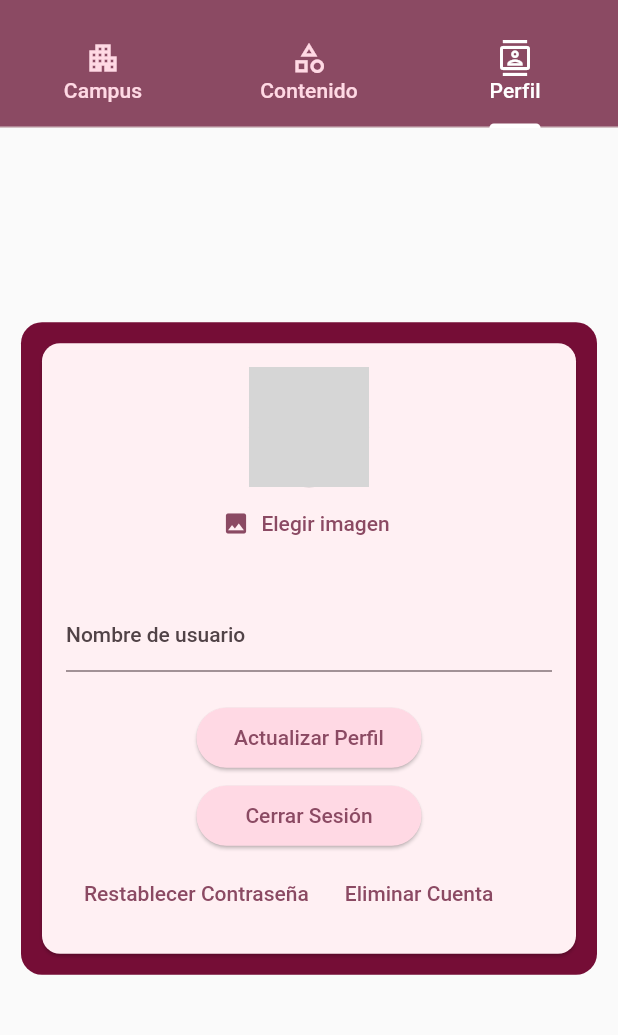
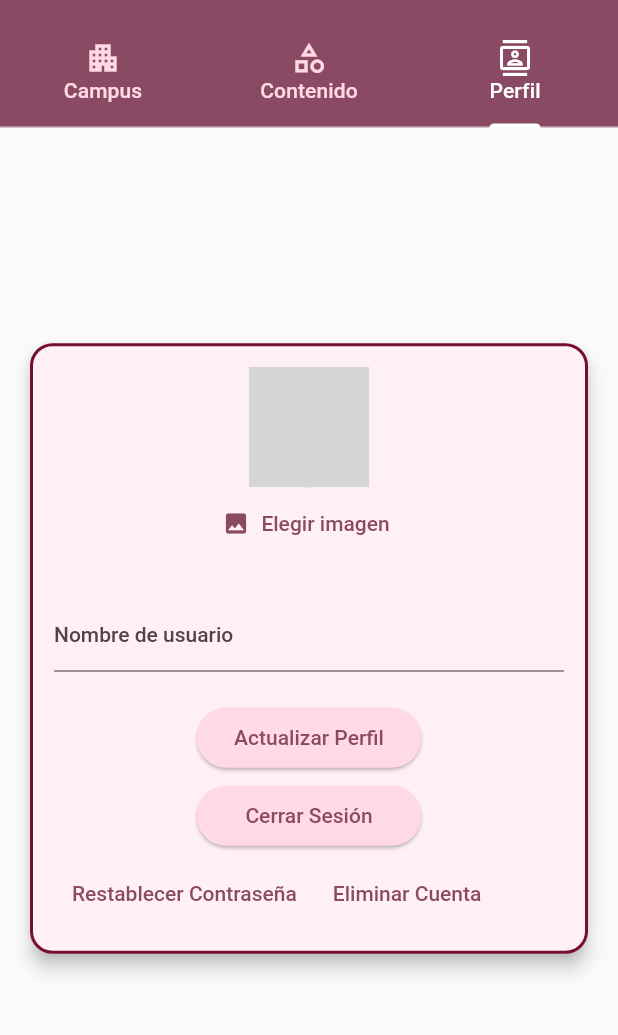
Before and after one commit to sabinelohnerv/Uni-Map-Project, a Flutter app: the screen it shows once a user with an empty profile is signed in, tab 3 chosen, after a tap on "Elegir imagen", on a phone screen of 412 x 824 dp, the part 67-1102 px from its top. Run offline on Flutter 3.47's test engine with Material 2 defaults, Android fonts, the light colour scheme and no system bars; our stand-ins replace cloud_firestore, firebase_auth, firebase_core, firebase_storage, flutter_bloc, google_maps_flutter and 2 more; accounts and stored records are empty; network calls fail; grey boxes are pictures that could not be loaded.

Commit message:
building card edition
building card edition

```diff
--- a/lib/screens/auth.dart
+++ b/lib/screens/auth.dart
@@ -215,7 +215,7 @@ class _AuthScreenState extends State<AuthScreen> {
                             obscureText: _obscureText,
                             validator: (value) {
                               if (value == null || !isValidPassword(value)) {
-                                return 'La contraseña debe tener al menos 8 caracteres.';
+                                return 'La contraseña debe tener al menos 8 caracteres,\n una mayúscula y un símbolo.';
                               }
                               _enteredPassword = value;
                               return null;
--- a/lib/screens/tab_screens/profile.dart
+++ b/lib/screens/tab_screens/profile.dart
@@ -99,14 +99,14 @@ class _ProfileState extends State<Profile> {
 
         return Center(
           child: SingleChildScrollView(
-            child: Container(
-              padding: const EdgeInsets.all(10),
-              margin: const EdgeInsets.all(14),
-              decoration: BoxDecoration(
-                color: const Color.fromARGB(255, 117, 13, 54),
-                borderRadius: BorderRadius.circular(14.0),
+            child: Card(
+              margin: const EdgeInsets.all(20),
+              elevation: 5,
+              shape: RoundedRectangleBorder(
+                borderRadius: BorderRadius.circular(15),
+                side: const BorderSide(
+                    color: Color.fromARGB(255, 117, 13, 54), width: 2.0),
               ),
-              child: Card(
                 child: Padding(
                   padding: const EdgeInsets.all(16),
                   child: Column(
@@ -172,7 +172,6 @@ class _ProfileState extends State<Profile> {
                 ),
               ),
             ),
-          ),
         );
       },
     );
--- a/lib/widgets/user_image_picker.dart
+++ b/lib/widgets/user_image_picker.dart
@@ -22,7 +22,7 @@ class _UserImagePickerState extends State<UserImagePicker> {
 
   void _pickImage() async {
     final pickedImage = await ImagePicker()
-        .pickImage(source: ImageSource.camera, imageQuality: 50, maxWidth: 150);
+        .pickImage(source: ImageSource.gallery, imageQuality: 50, maxWidth: 150);
 
     if (pickedImage == null) {
       return;
--- a/pubspec.yaml
+++ b/pubspec.yaml
@@ -90,6 +90,7 @@ flutter:
     - assets/images/plano.png
     - assets/images/logo.png
     - assets/map_style.json
+    - assets/icon/icon.png
 
   # An image asset can refer to one or more resolution-specific "variants", see
   # https://flutter.dev/assets-and-images/#resolution-aware
```
Also changed, not shown: lib/building_details/ui/building_details.dart (+7 -9 lines), lib/building_details/widgets/building_home_card copy.dart (added, +56 -0 lines), lib/building_details/widgets/building_home_card.dart (+34 -20 lines).
